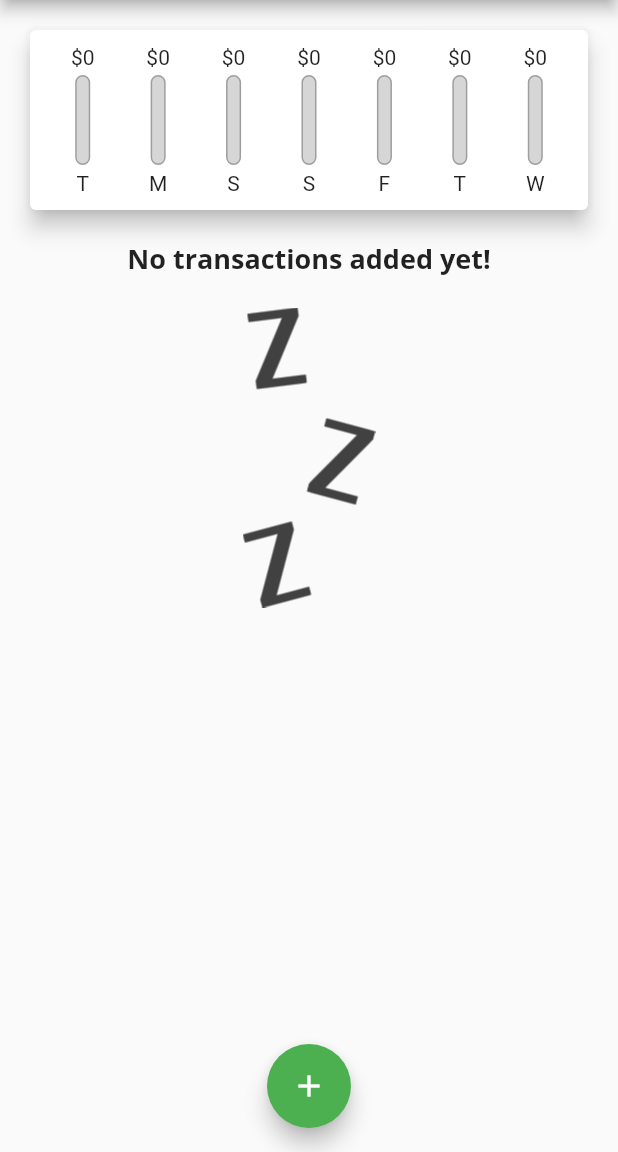
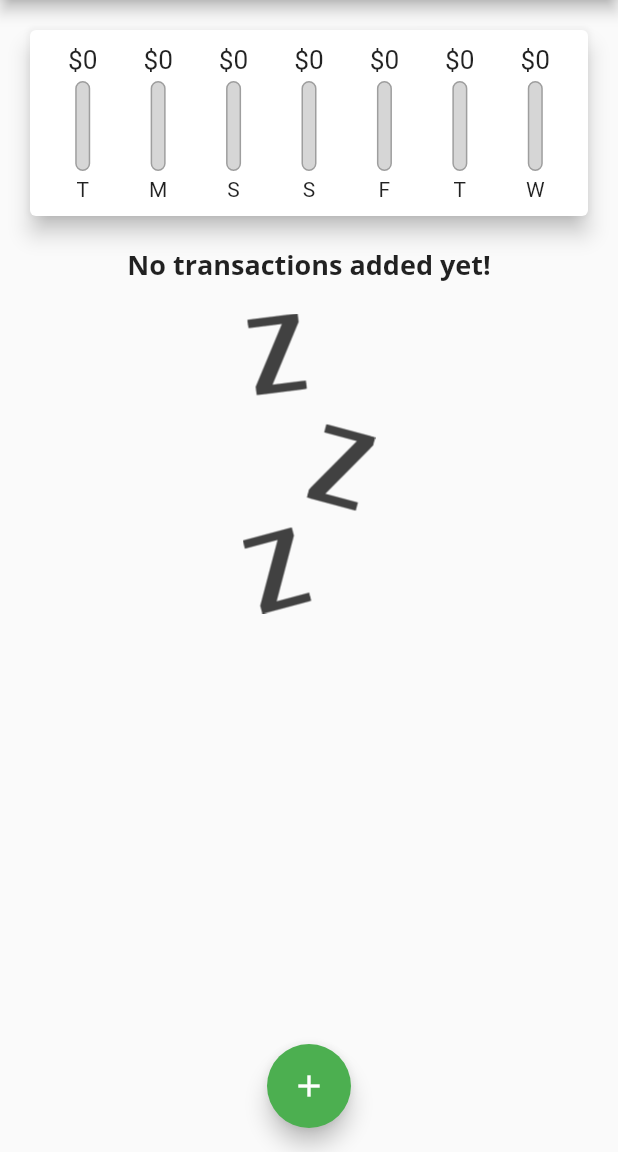
Before and after one commit to HumHumDude/FlutDepense, a Flutter app: the screen it shows after launch, on a phone screen of 412 x 824 dp, the part 84-1236 px from its top. Run offline on Flutter 3.47's test engine with Material 2 defaults, Android fonts, the phone set to English and light mode, and no system bars.

Commit message:
All done
Final touches, Date picker , ability to delete transactions and clearer better widget styling that fits the content properly

```diff
--- a/lib/main.dart
+++ b/lib/main.dart
@@ -11,6 +11,7 @@ class MyApp extends StatelessWidget {
   @override
   Widget build(BuildContext context) {
     return MaterialApp(
+      debugShowCheckedModeBanner: false,
       title: 'Personal Expenses',
       theme: ThemeData(
           primarySwatch: Colors.green,
@@ -22,6 +23,7 @@ class MyApp extends StatelessWidget {
                   fontWeight: FontWeight.bold,
                   fontSize: 18,
                 ),
+                button: TextStyle(color: Colors.white),
               ),
           appBarTheme: AppBarTheme(
             textTheme: ThemeData.light().textTheme.copyWith(
@@ -67,11 +69,12 @@ class _MyHomePageState extends State<MyHomePage> {
     }).toList();
   }
 
-  void _addNewTransaction(String txTitle, double txAmount) {
+  void _addNewTransaction(
+      String txTitle, double txAmount, DateTime chosenDate) {
     final newTx = Transaction(
       title: txTitle,
       amount: txAmount,
-      date: DateTime.now(),
+      date: chosenDate,
       id: DateTime.now().toString(),
     );
 
@@ -91,6 +94,12 @@ class _MyHomePageState extends State<MyHomePage> {
         );
       },
     );
+  }
+
+  void _deleteTransaction(String id) {
+    setState(() {
+      _userTransactions.removeWhere((tx) => tx.id == id);
+    });
   }
 
   @override
@@ -113,7 +122,7 @@ class _MyHomePageState extends State<MyHomePage> {
           crossAxisAlignment: CrossAxisAlignment.stretch,
           children: <Widget>[
             Chart(_recentTransactions),
-            TransactionList(_userTransactions),
+            TransactionList(_userTransactions, _deleteTransaction),
           ],
         ),
       ),
--- a/lib/widgets/chart.dart
+++ b/lib/widgets/chart.dart
@@ -1,18 +1,21 @@
 import 'package:flutter/material.dart';
 import 'package:intl/intl.dart';
+
+import './chart_bar.dart';
 import '../models/transaction.dart';
-import './chart_bar.dart';
 
 class Chart extends StatelessWidget {
-  // list of transactions of the past 7 days
   final List<Transaction> recentTransactions;
+
   Chart(this.recentTransactions);
-  //list of maps, that have keys that are strings and in the keys objects which is multiple type values
+
   List<Map<String, Object>> get groupedTransactionValues {
     return List.generate(7, (index) {
-      //RETURNING A MAP
-      final weekDay = DateTime.now().subtract(Duration(days: index));
-      double totalSum = 0.0;
+      final weekDay = DateTime.now().subtract(
+        Duration(days: index),
+      );
+      var totalSum = 0.0;
+
       for (var i = 0; i < recentTransactions.length; i++) {
         if (recentTransactions[i].date.day == weekDay.day &&
             recentTransactions[i].date.month == weekDay.month &&
@@ -20,9 +23,10 @@ class Chart extends StatelessWidget {
           totalSum += recentTransactions[i].amount;
         }
       }
+
       return {
         'day': DateFormat.E().format(weekDay).substring(0, 1),
-        'amount': totalSum
+        'amount': totalSum,
       };
     });
   }
@@ -38,19 +42,24 @@ class Chart extends StatelessWidget {
     return Card(
       elevation: 6,
       margin: EdgeInsets.all(20),
-        child: Container(
+      child: Padding(
         padding: EdgeInsets.all(10),
         child: Row(
           mainAxisAlignment: MainAxisAlignment.spaceAround,
           children: groupedTransactionValues.map((data) {
-              return ChartBar(
+            return Flexible(
+              fit: FlexFit.tight,
+              child: ChartBar(
                 data['day'] as String,
                 data['amount'] as double,
                 totalSpending == 0.0
                     ? 0.0
-                      : (data['amount' as double]) / totalSpending);
+                    : (data['amount'] as double) / totalSpending,
+              ),
+            );
           }).toList(),
         ),
-        ));
+      ),
+    );
   }
 }
--- a/lib/widgets/chart_bar.dart
+++ b/lib/widgets/chart_bar.dart
@@ -9,7 +9,10 @@ class ChartBar extends StatelessWidget {
   Widget build(BuildContext context) {
     return Column(
       children: <Widget>[
-        FittedBox(child: Text('\$${spendingAmount.toStringAsFixed(0)}')),
+        Container(
+            height: 20,
+            child: FittedBox(
+                child: Text('\$${spendingAmount.toStringAsFixed(0)}'))),
         SizedBox(
           height: 4,
         ),
```
Also changed, not shown: lib/widgets/new_transaction.dart (+49 -7 lines), lib/widgets/transaction_list.dart (+22 -39 lines). Lines whose indentation alone changed are shown as unchanged.
